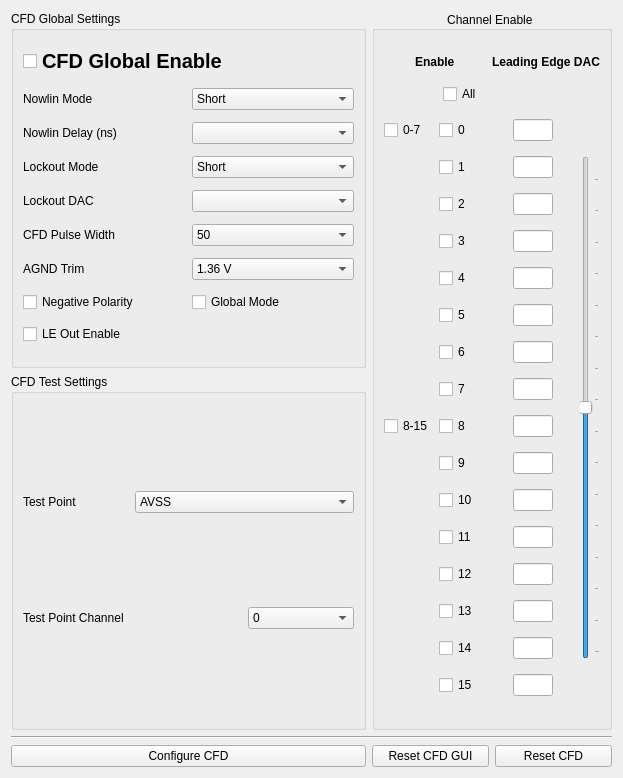
First picture: the form in src/chipboard_configuration_software/gui/ui_files/cfd_ui_widget.ui, repository Prince-John/PSDinator-config-software, before the edit.
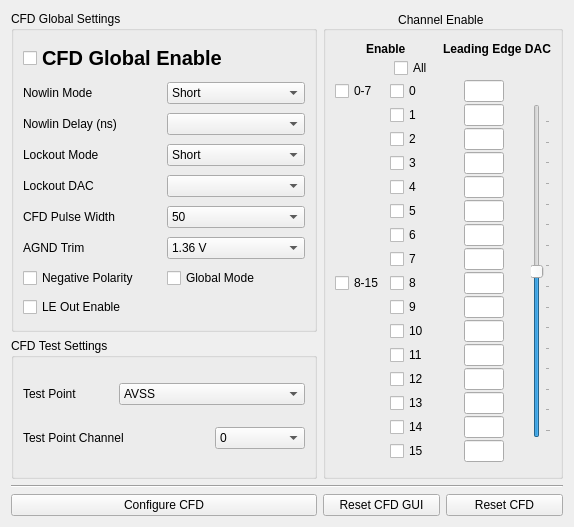
Second picture: the form after the edit. Custom widgets are drawn as their Qt base class.

Patch:
```diff
--- a/src/chipboard_configuration_software/gui/ui_files/cfd_ui_widget.ui
+++ b/src/chipboard_configuration_software/gui/ui_files/cfd_ui_widget.ui
@@ -6,8 +6,8 @@
    <rect>
     <x>0</x>
     <y>0</y>
-    <width>623</width>
-    <height>778</height>
+    <width>574</width>
+    <height>527</height>
    </rect>
   </property>
   <property name="windowTitle">
```
Left out of the diff: 88 changed lines with no effect on the pictures.
